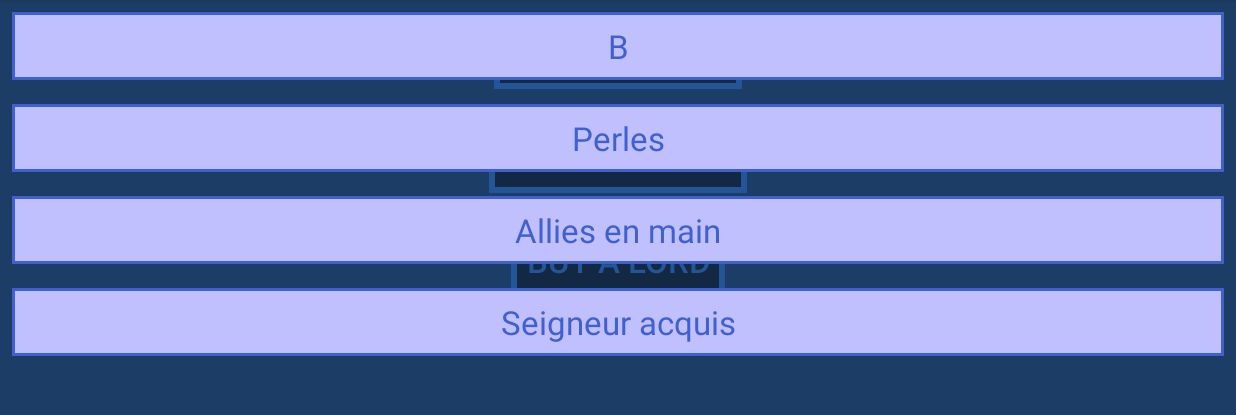
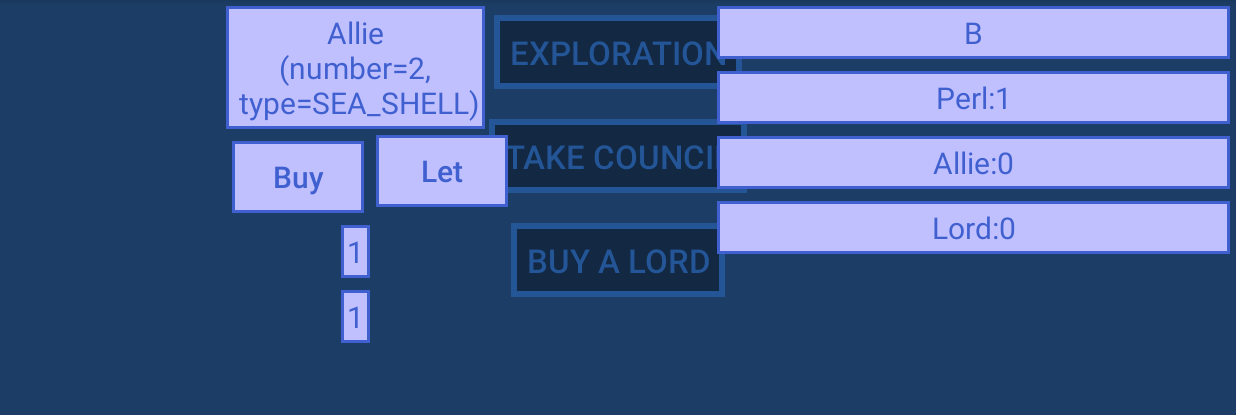
Before and after one commit to EmileLevast/Abyss, an Android app: the screen it shows after launch (MainActivity), after a tap on "EXPLORATION", on a phone screen of 824 x 412 dp (held sideways), the part 72-487 px from its top. Run offline under Robolectric (Android 15) with nearby library versions, the phone set to English and light mode, and no system bars.

Commit message:
first explo GUI is working !

```diff
--- a/app/src/main/java/fr/emile/abyss/Controller.kt
+++ b/app/src/main/java/fr/emile/abyss/Controller.kt
@@ -1,6 +1,5 @@
 package fr.emile.abyss
 
-import fr.emile.abyss.affichage.ConsoleView
 import fr.emile.abyss.affichage.GUIView
 import fr.emile.abyss.affichage.IView
 import fr.emile.abyss.modelClass.Exploration
@@ -13,10 +12,6 @@ class Controller(activity:MainActivity) {
     //must be an IView in order to call its methods
     var view:IView= GUIView(activity)
 
-    fun updateView()
-    {
-        view.showGame(game)
-    }
 
     fun playerLaunchExploration()
     {
@@ -30,8 +25,11 @@ class Controller(activity:MainActivity) {
     fun playerBuyOrNotExploCard(choice:Exploration.Choice)
     {
         game.exploration?.playerMakeChoice(choice)
+    }
+
+    fun updateExplorationView()
+    {
         view.updateExploration(game.exploration!!)
-
     }
 
     fun explorationFinish()
--- a/app/src/main/java/fr/emile/abyss/affichage/ConsoleView.kt
+++ b/app/src/main/java/fr/emile/abyss/affichage/ConsoleView.kt
@@ -1,3 +1,4 @@
+/*
 package fr.emile.abyss.affichage
 
 import android.util.Log
@@ -17,4 +18,4 @@ class ConsoleView : IView{
     override fun createExploration(exploration: Exploration) {
         //rien a initialiser pour un affichage console
     }
-}
+}*/
--- a/app/src/main/java/fr/emile/abyss/affichage/GUIView.kt
+++ b/app/src/main/java/fr/emile/abyss/affichage/GUIView.kt
@@ -1,15 +1,24 @@
 package fr.emile.abyss.affichage
 
+import android.view.View
 import android.widget.Button
 import android.widget.LinearLayout
 import fr.emile.abyss.MainActivity
 import fr.emile.abyss.R
 import fr.emile.abyss.controller
+import fr.emile.abyss.gestionFragment.CustomFragment
+import fr.emile.abyss.gestionFragment.fragmentList.ExplorationFrag
 import fr.emile.abyss.gestionFragment.fragmentList.StuffPlayerFrag
 import fr.emile.abyss.modelClass.Exploration
 import fr.emile.abyss.modelClass.Game
+import fr.emile.abyss.modelClass.Player
+import kotlin.coroutines.coroutineContext
 
 class GUIView( activity: MainActivity) :IView{
+
+    var stuffPlayerFrag:StuffPlayerFrag?=null
+    var explorationFrag:ExplorationFrag?=null
+
 
     init {
         //instantiate all the view
@@ -23,18 +32,39 @@ class GUIView( activity: MainActivity) :IView{
     }
 
     override fun showGame(game: Game) {
-        TODO("not implemented") //To change body of created functions use File | Settings | File Templates.
+    }
+
+    override fun createPlayerScreen(player: Player) {
+        if(stuffPlayerFrag==null)
+        {
+            stuffPlayerFrag= StuffPlayerFrag(player)
+        }
+
+        MainActivity.generatorFragment!!.addFragToActivity(stuffPlayerFrag!!)
+    }
+
+    override fun updatePlayerScreen(player: Player) {
+        stuffPlayerFrag?.updateView(player)
     }
 
     override fun updateExploration(exploration: Exploration) {
+        explorationFrag?.updateView(exploration)
+        stuffPlayerFrag?.updateView(exploration.listPlayer.getCurrent())
     }
 
     override fun createExploration(exploration: Exploration)
     {
         //FragmentGeneartor should be instantiate on OnResume
         //we create layout params to give a weight to the fragment (when there is many framgents in this container
-        val stuffPlayerFrag=StuffPlayerFrag(exploration.listPlayer.getCurrent())
 
-        MainActivity.generatorFragment!!.addFragToActivity(stuffPlayerFrag)
+        if(explorationFrag==null)
+        {
+            explorationFrag= ExplorationFrag(exploration)
+        }
+
+        MainActivity.generatorFragment!!.addFragToActivity(explorationFrag!!)
+
+        //we create also a frag to show player stuff
+        createPlayerScreen(exploration.listPlayer.getCurrent())
     }
 }
--- a/app/src/main/java/fr/emile/abyss/affichage/IView.kt
+++ b/app/src/main/java/fr/emile/abyss/affichage/IView.kt
@@ -3,6 +3,7 @@ package fr.emile.abyss.affichage
 import fr.emile.abyss.MainActivity
 import fr.emile.abyss.modelClass.Exploration
 import fr.emile.abyss.modelClass.Game
+import fr.emile.abyss.modelClass.Player
 
 interface IView {
 
@@ -12,4 +13,8 @@ interface IView {
 
     fun createExploration(exploration: Exploration)
 
+    fun createPlayerScreen(player: Player)
+
+    fun updatePlayerScreen(player: Player)
+
 }
--- a/app/src/main/java/fr/emile/abyss/gestionFragment/CustomFragment.kt
+++ b/app/src/main/java/fr/emile/abyss/gestionFragment/CustomFragment.kt
@@ -4,21 +4,28 @@ import android.os.Bundle
 import android.view.LayoutInflater
 import android.view.View
 import android.view.ViewGroup
+import android.widget.LinearLayout
 import androidx.fragment.app.Fragment
 
-abstract class CustomFragment : Fragment(){
+/**
+ * the type parameter given to [CustomFragment] is the type needed for the parameter in [updateView] function
+ */
+abstract class  CustomFragment<T> : Fragment(){
 
-    //when you override a customFragment give it a layout
+    /**
+    when you override a customFragment give it a [idLayoutToInflate]
+     */
     abstract val idLayoutToInflate:Int
 
-    //called in on createView
-    //instantiate some view here if you have to do so (typeface, programmatically UI)
+    /**called in on createView
+     *instantiate some view here if you have to do so (typeface, programmatically UI)
+     * initiate values in view
+     */
     abstract fun createView(viewInflated: View)
 
-    //call in onActivityCreated
-    //initiate data thanks to activity
-    abstract fun activityCreated()
+    abstract fun updateView(dataGame:T)
 
+    //abstract fun updateView()
 
     //just get the layout to inflate, create the view
     final override fun onCreateView(inflater: LayoutInflater, container: ViewGroup?, savedInstanceState: Bundle?): View? {
@@ -29,7 +36,6 @@ abstract class CustomFragment : Fragment(){
 
     //nothing important
     final override fun onActivityCreated(savedInstanceState: Bundle?) {
-        activityCreated()
         super.onActivityCreated(savedInstanceState)
     }
 
--- a/app/src/main/java/fr/emile/abyss/gestionFragment/GeneratorFragment.kt
+++ b/app/src/main/java/fr/emile/abyss/gestionFragment/GeneratorFragment.kt
@@ -10,7 +10,7 @@ class GeneratorFragment(val mainActivity: MainActivity){
         tag_last_frag=0
     }
 
-    fun addFragToActivity(frag:CustomFragment)
+    fun <T>addFragToActivity(frag:CustomFragment<T>)
     {
         tag_last_frag++
 
--- /dev/null
+++ b/app/src/main/java/fr/emile/abyss/gestionFragment/fragmentList/ExplorationFrag.kt
@@ -0,0 +1,46 @@
+package fr.emile.abyss.gestionFragment.fragmentList
+
+import android.view.View
+import android.widget.Button
+import android.widget.TextView
+import fr.emile.abyss.R
+import fr.emile.abyss.controller
+import fr.emile.abyss.gestionFragment.CustomFragment
+import fr.emile.abyss.modelClass.Exploration
+
+class ExplorationFrag(val exploration: Exploration):CustomFragment<Exploration>()
+{
+    override val idLayoutToInflate: Int= R.layout.frag_layout_exploration
+
+
+    lateinit var textViewCardToBuy:TextView
+    lateinit var textCardRefused:TextView
+    lateinit var textCostExplo:TextView
+
+    lateinit var buyButton:Button
+    lateinit var notBuyButton:Button
+
+
+    override fun updateView(dataGame: Exploration) {
+        textViewCardToBuy.text=dataGame.listProposedCard.last().toString()
+        textCostExplo.text=dataGame.currentCost.toString()
+        textCardRefused.text=dataGame.listProposedCard.size.toString()
+
+    }
+
+    override fun createView(viewInflated: View) {
+        textViewCardToBuy=viewInflated.findViewById(R.id.TextcardToBuy)
+        textCardRefused=viewInflated.findViewById(R.id.TextcardRefused)
+        textCostExplo=viewInflated.findViewById(R.id.textCostExplo)
+
+        buyButton=viewInflated.findViewById(R.id.buttonBuy)
+        notBuyButton=viewInflated.findViewById(R.id.buttonNotBuy)
+
+        buyButton.setOnClickListener { controller?.playerBuyOrNotExploCard(Exploration.Choice.BUY) }
+        notBuyButton.setOnClickListener { controller?.playerBuyOrNotExploCard(Exploration.Choice.PASS) }
+
+        //we make the first update
+        updateView(exploration)
+    }
+
+}
--- a/app/src/main/java/fr/emile/abyss/gestionFragment/fragmentList/StuffPlayerFrag.kt
+++ b/app/src/main/java/fr/emile/abyss/gestionFragment/fragmentList/StuffPlayerFrag.kt
@@ -4,18 +4,38 @@ import android.view.View
 import android.widget.TextView
 import fr.emile.abyss.R
 import fr.emile.abyss.gestionFragment.CustomFragment
+import fr.emile.abyss.modelClass.Exploration
+import fr.emile.abyss.modelClass.Game
 import fr.emile.abyss.modelClass.Player
 
-class StuffPlayerFrag(var player: Player) : CustomFragment() {
+
+class StuffPlayerFrag(val player:Player) : CustomFragment<Player>() {
 
     //indicate the layout that we use to show this fragment
     override val idLayoutToInflate: Int= R.layout.frag_layout_player
 
-    override fun createView(viewInflated: View) {
-        val textview=viewInflated.findViewById<TextView>(R.id.namePlayer)
-        textview.text = player.nom
+    lateinit var textviewName:TextView
+    lateinit var textNbrAllie:TextView
+    lateinit var textNbrLord:TextView
+    lateinit var textPerl:TextView
+
+
+    /**
+     * must give a player to this function, to update the view with the caracs of this player
+     */
+    override fun updateView(dataGame: Player) {
+        textviewName.text = dataGame.nom
+        textNbrLord.text=("Lord:"+dataGame.listLord.size.toString())
+        textPerl.text=("Perl:"+dataGame.perl.toString())
+        textNbrAllie.text=("Allie:"+dataGame.listAllie.size.toString())
     }
 
-    override fun activityCreated() {
+    override fun createView(viewInflated: View) {
+        textviewName=viewInflated.findViewById(R.id.namePlayer)
+        textNbrAllie=viewInflated.findViewById(R.id.textNbrAlliePlayer)
+        textPerl=viewInflated.findViewById(R.id.textPerlPlayer)
+        textNbrLord=viewInflated.findViewById(R.id.textNbrLordPlayer)
+
+        updateView(player)
     }
 }
--- a/app/src/main/java/fr/emile/abyss/modelClass/Exploration.kt
+++ b/app/src/main/java/fr/emile/abyss/modelClass/Exploration.kt
@@ -54,15 +54,17 @@ class Exploration (listPlayer:Container<Player>){
     fun playerMakeChoice(choice:Choice)
     {
 
-        //si le dernier joueur prend la carte ou qu'il est a la fin
         if(listPlayer.isMainPlayer())
         {
+            //si le dernier joueur prend la carte ou qu'il est a la fin
             if(choice==Choice.BUY||listProposedCard.size== NUMBER_MAX_CARD_EXPLO_SHOW)
             {
                 playerWhoLaunchedExlpoTakeAllie(listProposedCard.removeAt(listProposedCard.size-1))
+                //this is the end, on arrete
+                return
             }else
             {
-
+                //si le dernier joueur prend pas on decouvre la suite
                 explore()
             }
         }else //si c'est un autre joueur
@@ -77,16 +79,25 @@ class Exploration (listPlayer:Container<Player>){
                 listPlayer.getMainPlayer().perl+=currentCost
                 currentCost++
                 explore()
+            }else
+            {
+                listPlayer.up()
             }
 
-            listPlayer.up()
         }
+
+        //we update the view
+        controller?.updateExplorationView()
     }
 
+    /**
+     * This function call the end of the exploration
+     */
     fun playerWhoLaunchedExlpoTakeAllie(cardToBuy:Allie)
     {
         //if the player take the last card
         if(listProposedCard.size== NUMBER_MAX_CARD_EXPLO_SHOW)
+            //so he wins 1 perl
             listPlayer.getCurrent().perl++
 
         listPlayer.getCurrent().getAllie(cardToBuy)
--- a/app/src/main/java/fr/emile/abyss/modelClass/Game.kt
+++ b/app/src/main/java/fr/emile/abyss/modelClass/Game.kt
@@ -43,7 +43,9 @@ class Game {
     }
 
     fun explorationFinish() {
+        //we send all the allies to the council
         conseil.addExplorationDroppedCards(exploration!!.sendToConseil())
+        //we call the next player
         listPlayer.next()
     }
 
--- a/app/src/main/java/fr/emile/abyss/modelClass/gameItems/Allie.kt
+++ b/app/src/main/java/fr/emile/abyss/modelClass/gameItems/Allie.kt
@@ -3,6 +3,6 @@ package fr.emile.abyss.modelClass.gameItems
 class Allie (val number:Int=0,val type:FishType){
 
     override fun toString(): String {
-        return "Allie(number=$number, type=$type)"
+        return "Allie\n(number=$number,\n type=$type)"
     }
 }
--- a/app/src/main/res/layout/frag_layout_exploration.xml
+++ b/app/src/main/res/layout/frag_layout_exploration.xml
@@ -1,7 +1,49 @@
 <?xml version="1.0" encoding="utf-8"?>
-<LinearLayout xmlns:android="http://schemas.android.com/apk/res/android"
-              android:orientation="vertical"
-              android:layout_width="match_parent"
-              android:layout_height="match_parent">
+<RelativeLayout xmlns:android="http://schemas.android.com/apk/res/android"
+              android:layout_width="wrap_content"
+              android:layout_height="match_parent"
+              android:layout_weight="1">
 
-</LinearLayout>
+    <TextView
+            style="@style/viewFragmentRelativeLayout"
+            android:id="@+id/TextcardToBuy"
+            android:layout_alignParentTop="true"
+            android:layout_centerHorizontal="true"
+            android:text="Card To Buy"
+    />
+
+
+    <Button
+            style="@style/viewFragmentRelativeLayout"
+            android:id="@+id/buttonBuy"
+            android:layout_below="@+id/TextcardToBuy"
+            android:layout_alignStart="@+id/TextcardToBuy"
+            android:text="Buy"
+    />
+
+    <Button
+            style="@style/viewFragmentRelativeLayout"
+            android:id="@+id/buttonNotBuy"
+            android:layout_alignBottom="@+id/buttonBuy"
+            android:layout_toEndOf="@+id/buttonBuy"
+            android:text="Let"
+    />
+
+    <TextView
+            style="@style/viewFragmentRelativeLayout"
+            android:id="@+id/TextcardRefused"
+            android:layout_below="@+id/buttonBuy"
+            android:layout_centerHorizontal="true"
+            android:text="Card Refused"
+    />
+
+    <TextView
+            style="@style/viewFragmentRelativeLayout"
+            android:id="@+id/textCostExplo"
+            android:layout_below="@+id/TextcardRefused"
+            android:layout_centerHorizontal="true"
+            android:text="Cost Explo"
+    />
+
+
+</RelativeLayout>
--- a/app/src/main/res/layout/frag_layout_player.xml
+++ b/app/src/main/res/layout/frag_layout_player.xml
@@ -2,7 +2,7 @@
 <LinearLayout xmlns:android="http://schemas.android.com/apk/res/android"
               android:orientation="vertical"
               android:layout_width="wrap_content"
-              android:layout_height="wrap_content"
+              android:layout_height="match_parent"
               android:layout_weight="1">
 
     <TextView
@@ -13,16 +13,19 @@
 
     <TextView
             style="@style/buttonFragment"
+            android:id="@+id/textPerlPlayer"
             android:text="Perles"
     />
 
     <TextView
             style="@style/buttonFragment"
+            android:id="@+id/textNbrAlliePlayer"
             android:text="Allies en main"
     />
 
     <TextView
             style="@style/buttonFragment"
+            android:id="@+id/textNbrLordPlayer"
             android:text="Seigneur acquis"
     />
 
--- a/app/src/main/res/values/styles.xml
+++ b/app/src/main/res/values/styles.xml
@@ -22,12 +22,19 @@
         <item name="android:layout_width">match_parent</item>
         <item name="android:layout_height">wrap_content</item>
         <item name="android:gravity">center</item>
-        <item name="android:textSize">22sp</item>
-        <item name="android:padding">8dp</item>
-        <item name="android:layout_margin">8dp</item>
+        <item name="android:textSize">20sp</item>
+        <item name="android:padding">4dp</item>
+        <item name="android:layout_margin">4dp</item>
         <item name="android:layout_centerHorizontal">true</item>
         <item name="android:textColor">@color/writeButtonFragment</item>
         <item name="android:background">@drawable/background_button_fragment</item>
+
+    </style>
+
+    <style name="viewFragmentRelativeLayout" parent="buttonFragment">
+        <item name="android:layout_width">wrap_content</item>
+        <item name="android:stateListAnimator">@null</item>
+        <item name="android:textAllCaps">false</item>
     </style>
 
 </resources>
```
